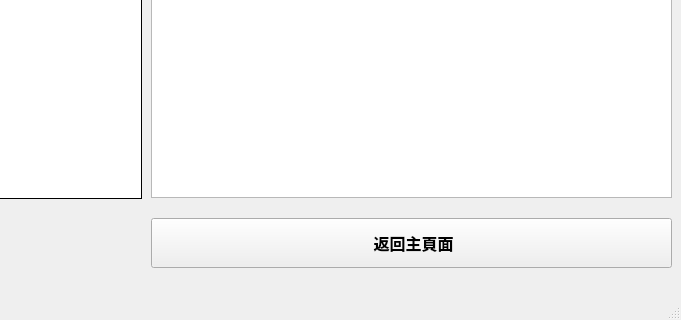
This is project_codes/GUI/mainPage.ui in AhJayzZ/Smart-Learning-System as Qt 5 draws it before an edit; both pictures show x 689 to 1370 and y 522 to 842 of the 1370 by 842 pixel window. The edited form follows.
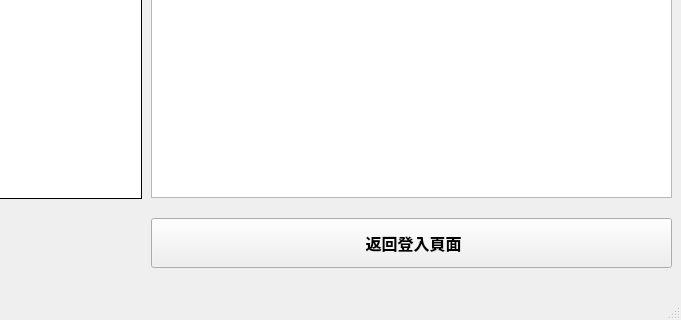
This is the edited form.

The edit to the form file:
```diff
--- a/project_codes/GUI/mainPage.ui
+++ b/project_codes/GUI/mainPage.ui
@@ -131,7 +131,7 @@
      </font>
     </property>
     <property name="text">
-     <string> 返回主頁面</string>
+     <string> 返回登入頁面</string>
     </property>
    </widget>
    <widget class="QTextEdit" name="result_box">
```
